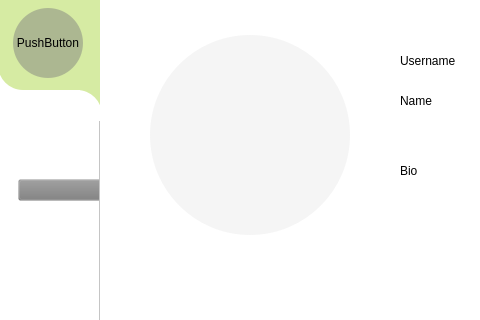
The window that SocialNetwork/mainwindow.ui (amir-h-A-0001/DS-SocialNetwork) describes before a commit, drawn with Qt 5; both pictures show x 0 to 480 and y 0 to 320 of the 994 by 650 pixel window.
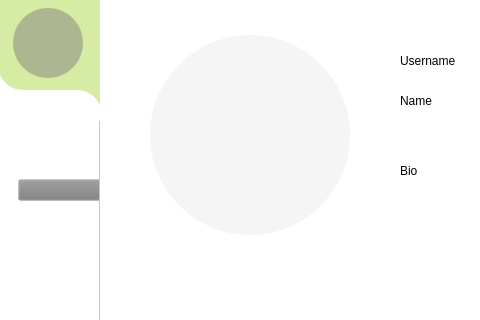
The same window after the commit. The open tabs and pages were chosen to show the change. Icons and pictures are not drawn.

Commit message: added some functios for managing friends pushButtons and Pages

What changed in the file:
```diff
--- a/SocialNetwork/mainwindow.ui
+++ b/SocialNetwork/mainwindow.ui
@@ -221,7 +221,7 @@
 border-radius : 35px;</string>
       </property>
       <property name="text">
-       <string>PushButton</string>
+       <string/>
       </property>
      </widget>
     </widget>
```
Left out of the diff: 2 changed lines with no effect on the pictures. The commit also changes 7 other files.
